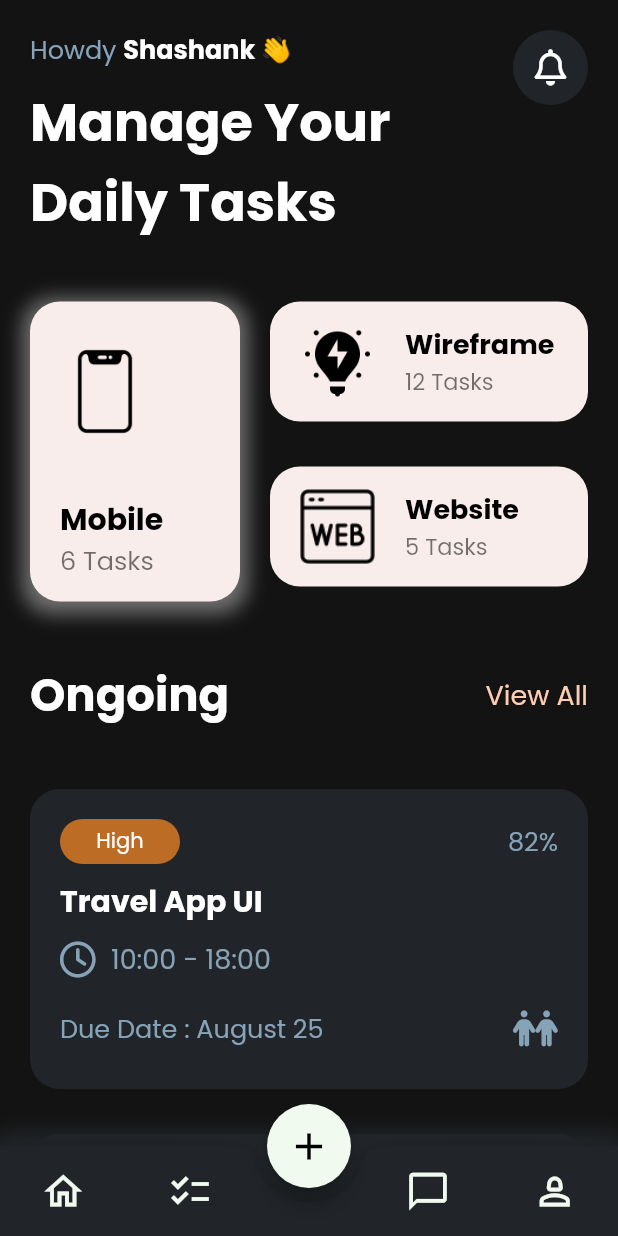
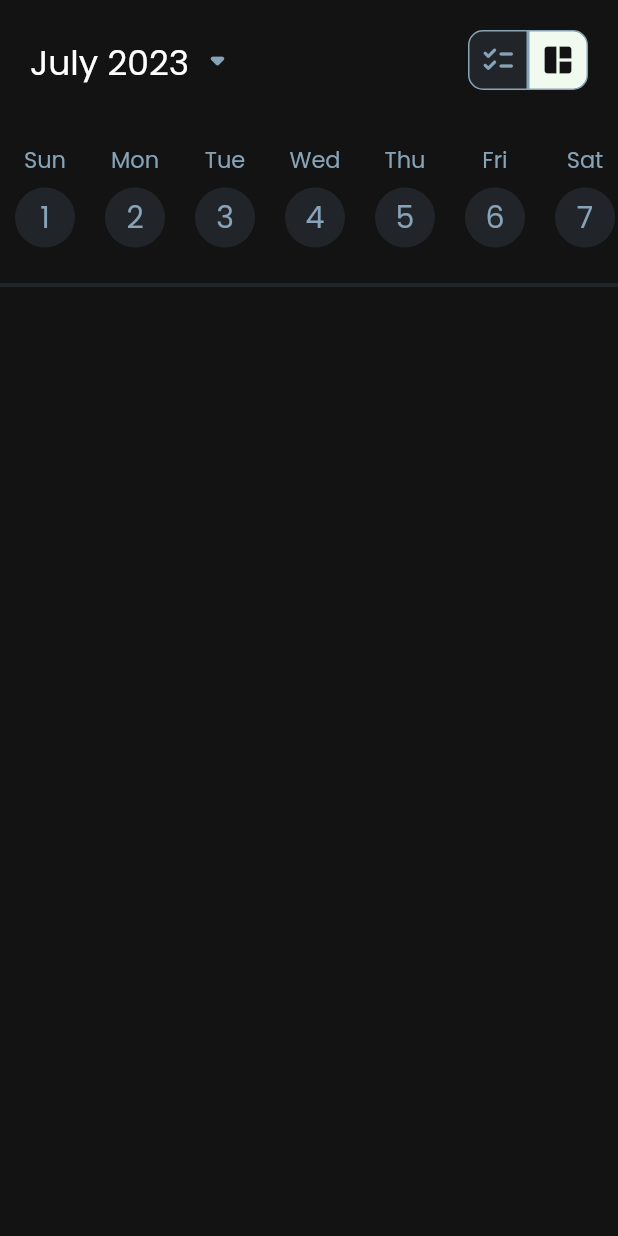
Before and after one commit to shashank16sundar/Task-App-UI-Dribbble-Flutter, a Flutter app: the screen it shows after launch, on a phone screen of 412 x 824 dp. Run offline on Flutter 3.47's test engine with Material 2 defaults, Android fonts, the phone set to English and light mode, and no system bars; our stand-ins replace font_awesome_flutter, google_fonts.

Commit message:
4th Commit - Calendar Scroll Done

```diff
--- a/lib/main.dart
+++ b/lib/main.dart
@@ -1,6 +1,7 @@
 import 'package:flutter/material.dart';
 import 'package:google_fonts/google_fonts.dart';
 import 'package:task_app_dribbble/pages/home_page.dart';
+import 'package:task_app_dribbble/pages/schedule_page.dart';
 
 void main() {
   runApp(const MyApp());
@@ -19,7 +20,7 @@ class MyApp extends StatelessWidget {
         //useMaterial3: true,
         textTheme: GoogleFonts.poppinsTextTheme(),
       ),
-      home: const HomePage(),
+      home: const SchedulePage(),
     );
   }
 }
--- a/lib/pages/home_page.dart
+++ b/lib/pages/home_page.dart
@@ -30,7 +30,7 @@ class _HomePageState extends State<HomePage> {
               mainAxisAlignment: MainAxisAlignment.spaceBetween,
               children: [
                 const SizedBox(
-                  width: 250,
+                  width: 270,
                   child: Column(
                     crossAxisAlignment: CrossAxisAlignment.start,
                     children: [
@@ -72,7 +72,7 @@ class _HomePageState extends State<HomePage> {
               child: Row(
                 children: [
                   CurvedVerticalWidget(
-                    width: 140,
+                    width: 110,
                     height: 200,
                     imgUrl: 'img/iphone.png',
                     desc: 'Mobile',
--- /dev/null
+++ b/lib/pages/schedule_page.dart
@@ -0,0 +1,99 @@
+import 'package:flutter/material.dart';
+import 'package:task_app_dribbble/utils/app_styles.dart';
+import 'package:task_app_dribbble/widgets/calendar_widget.dart';
+
+class SchedulePage extends StatefulWidget {
+  const SchedulePage({super.key});
+
+  @override
+  State<SchedulePage> createState() => _SchedulePageState();
+}
+
+class _SchedulePageState extends State<SchedulePage> {
+  @override
+  Widget build(BuildContext context) {
+    return Scaffold(
+      backgroundColor: AppStyles1.bgColor,
+      body: SafeArea(
+        child: ListView(
+          children: [
+            Padding(
+              padding: const EdgeInsets.symmetric(horizontal: 20, vertical: 20),
+              child: Row(
+                children: [
+                  SizedBox(
+                    width: 140,
+                    height: 30,
+                    //color: Colors.yellow,
+                    child: Row(
+                      crossAxisAlignment: CrossAxisAlignment.center,
+                      children: [
+                        const MediumText(
+                          text: 'July 2023',
+                          color: Colors.white,
+                          size: 23,
+                        ),
+                        Expanded(child: Container()),
+                        Icon(
+                          Icons.arrow_drop_down_rounded,
+                          color: AppStyles1.greyTextColor,
+                          size: 30,
+                        ),
+                      ],
+                    ),
+                  ),
+                  Expanded(child: Container()),
+                  Container(
+                    width: 40,
+                    height: 40,
+                    decoration: BoxDecoration(
+                      color: AppStyles1.lightBgColor,
+                      border: Border.all(
+                        width: 1.0,
+                        color: AppStyles1.greyTextColor,
+                      ),
+                      borderRadius: const BorderRadius.only(
+                        topLeft: Radius.circular(10),
+                        bottomLeft: Radius.circular(10),
+                      ),
+                    ),
+                    child: Icon(
+                      Icons.checklist_rounded,
+                      color: AppStyles1.greyTextColor,
+                    ),
+                  ),
+                  Container(
+                    width: 40,
+                    height: 40,
+                    decoration: BoxDecoration(
+                      color: AppStyles1.lightIconColor,
+                      border: Border.all(
+                        width: 1.0,
+                        color: AppStyles1.greyTextColor,
+                      ),
+                      borderRadius: const BorderRadius.only(
+                        topRight: Radius.circular(10),
+                        bottomRight: Radius.circular(10),
+                      ),
+                    ),
+                    child: Icon(
+                      Icons.auto_awesome_mosaic_rounded,
+                      color: AppStyles1.bgColor,
+                    ),
+                  ),
+                ],
+              ),
+            ),
+            const SizedBox(height: 15),
+            const CalendarCreator(),
+            Divider(
+              height: 30,
+              color: AppStyles1.lightBgColor,
+              thickness: 2.5,
+            )
+          ],
+        ),
+      ),
+    );
+  }
+}
--- a/lib/utils/app_styles.dart
+++ b/lib/utils/app_styles.dart
@@ -5,6 +5,7 @@ class AppStyles1 {
   static Color largeTextColor = Colors.white;
   static Color greyTextColor = const Color(0xff86A3B8);
   static Color lightBgColor = const Color(0xff212529);
+  static Color lightIconColor = const Color(0xfff1faee);
 }
 
 class LargeText extends StatelessWidget {
--- /dev/null
+++ b/lib/widgets/calendar_widget.dart
@@ -0,0 +1,88 @@
+import 'package:flutter/material.dart';
+import 'package:task_app_dribbble/utils/app_styles.dart';
+
+class CalendarCreator extends StatefulWidget {
+  const CalendarCreator({super.key});
+
+  @override
+  State<CalendarCreator> createState() => _CalendarCreatorState();
+}
+
+class _CalendarCreatorState extends State<CalendarCreator> {
+  int selectedDate = 0;
+
+  String dateFinder(int date) {
+    if (date % 7 == 1) {
+      return "Mon";
+    } else if (date % 7 == 2) {
+      return "Tue";
+    } else if (date % 7 == 3) {
+      return "Wed";
+    } else if (date % 7 == 4) {
+      return "Thu";
+    } else if (date % 7 == 5) {
+      return "Fri";
+    } else if (date % 7 == 6) {
+      return "Sat";
+    } else {
+      return "Sun";
+    }
+  }
+
+  @override
+  Widget build(BuildContext context) {
+    return SizedBox(
+      width: MediaQuery.of(context).size.width,
+      height: 80,
+      child: ListView(
+        scrollDirection: Axis.horizontal,
+        children: List.generate(
+          31,
+          (index) => Container(
+            margin: const EdgeInsets.symmetric(horizontal: 10),
+            child: InkWell(
+              highlightColor: Colors.transparent,
+              splashColor: Colors.transparent,
+              onTap: () {
+                setState(() {
+                  selectedDate = index + 1;
+                });
+              },
+              child: Column(
+                children: [
+                  MediumText(
+                    text: dateFinder(index),
+                    color: selectedDate == (index + 1)
+                        ? AppStyles1.lightIconColor
+                        : AppStyles1.greyTextColor,
+                    size: 15,
+                  ),
+                  const SizedBox(height: 7),
+                  Container(
+                    width: 40,
+                    height: 40,
+                    decoration: BoxDecoration(
+                      shape: BoxShape.circle,
+                      color: selectedDate == (index + 1)
+                          ? AppStyles1.lightIconColor
+                          : AppStyles1.lightBgColor,
+                    ),
+                    child: Center(
+                      child: MediumText(
+                        text: (index + 1).toString(),
+                        color: selectedDate == (index + 1)
+                            ? AppStyles1.bgColor
+                            : AppStyles1.greyTextColor,
+                        size: 20,
+                      ),
+                    ),
+                  ),
+                ],
+              ),
+            ),
+          ),
+        ),
+      ),
+    );
+  }
+}
--- a/lib/widgets/curved_horizontal_widget.dart
+++ b/lib/widgets/curved_horizontal_widget.dart
@@ -34,10 +34,10 @@ class CurvedHorizontalWidget extends StatelessWidget {
         children: [
           Image(
             image: AssetImage(imgUrl),
-            width: 50,
-            height: 50,
+            width: 40,
+            height: 40,
           ),
-          const SizedBox(width: 20),
+          const SizedBox(width: 10),
           Column(
             crossAxisAlignment: CrossAxisAlignment.start,
             children: [
--- a/lib/widgets/curved_vertical_widget.dart
+++ b/lib/widgets/curved_vertical_widget.dart
@@ -47,12 +47,13 @@ class CurvedVerticalWidget extends StatelessWidget {
           const SizedBox(height: 40),
           LargeText(
             text: desc,
-            size: 20,
+            size: 18,
             color: Colors.black,
           ),
           MediumText(
             text: '$tasks Tasks',
             color: Colors.black54,
+            size: 15,
           ),
         ],
       ),
```
